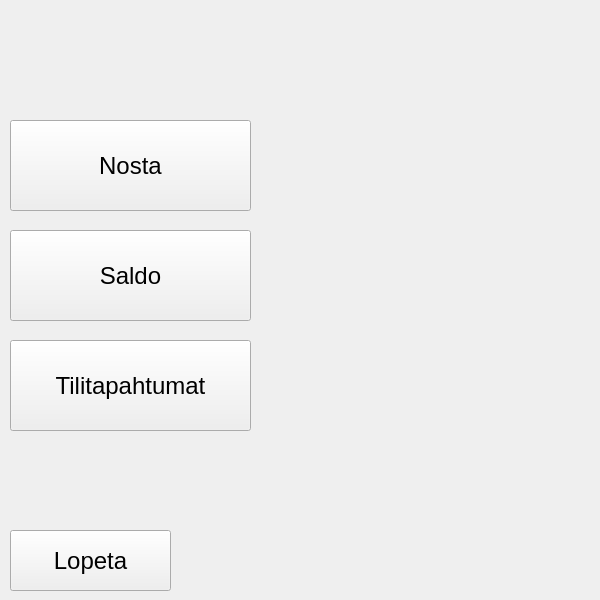
tvt20kmo-ohjelmistokehitysprojekti/Group8, file PankkiProjekti/valikko.ui: the form before one commit.
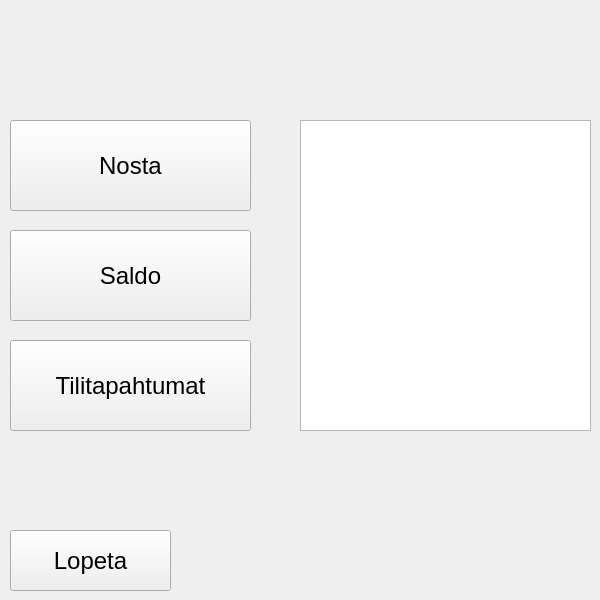
The form after the commit.

Commit message: saldo uusiksi

```diff
--- a/PankkiProjekti/valikko.ui
+++ b/PankkiProjekti/valikko.ui
@@ -121,6 +121,16 @@
     <string/>
    </property>
   </widget>
+  <widget class="QTextEdit" name="textEditTapahtumat">
+   <property name="geometry">
+    <rect>
+     <x>300</x>
+     <y>120</y>
+     <width>291</width>
+     <height>311</height>
+    </rect>
+   </property>
+  </widget>
  </widget>
  <resources/>
  <connections/>
```
The commit also changes 2 other files.
